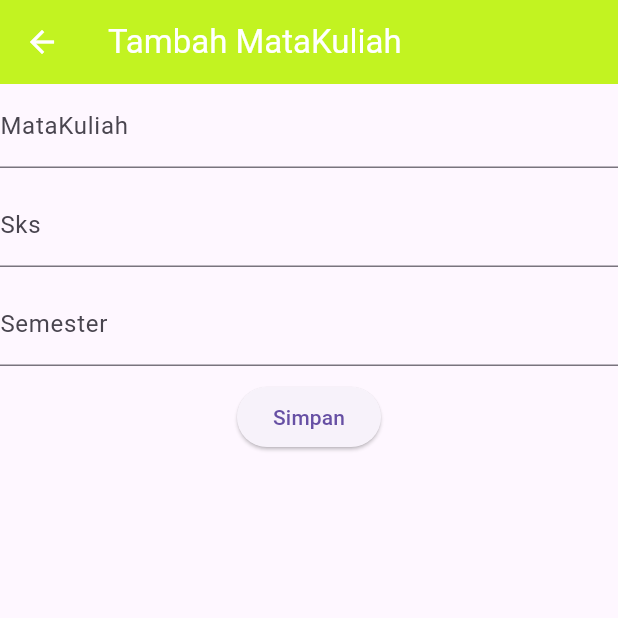
After one commit to herlambang19230395/Mobile_Programing, a Flutter app: the FormMatakuliah screen opened directly, on a phone screen of 412 x 824 dp, the top half of it. The commit adds this screen. Run offline on Flutter 3.47's test engine with Material 3 defaults, Android fonts, the phone set to English and light mode, and no system bars.

Commit message:
Pertemuan 6

```diff
--- /dev/null
+++ b/lib/detail_matakuliah.dart
@@ -0,0 +1,33 @@
+import 'package:flutter/material.dart';
+
+class DetailMataKuliah extends StatelessWidget {
+  final String matakuliah;
+  final int sks;
+  final String semester;
+
+  const DetailMataKuliah(
+      {super.key,
+      required this.matakuliah,
+      required this.sks,
+      required this.semester});
+
+  @override
+  Widget build(BuildContext context) {
+    return Scaffold(
+      appBar: AppBar(
+        title: Text("Detail Mahasiswa"),
+        backgroundColor: const Color.fromARGB(255, 194, 243, 33),
+        foregroundColor: Colors.white,
+      ),
+      body: Center(
+        child: Column(
+          children: [
+            Text("MataKuliah :" + matakuliah),
+            Text("Sks : ${sks}"),
+            Text("Semester : " + semester)
+          ],
+        ),
+      ),
+    );
+  }
+}
--- /dev/null
+++ b/lib/form_matakuliah.dart
@@ -0,0 +1,76 @@
+import 'package:flutter/material.dart';
+import 'package:latihan_flutter_1/detail_matakuliah.dart';
+
+class FormMatakuliah extends StatefulWidget {
+  const FormMatakuliah({super.key});
+
+  @override
+  State<FormMatakuliah> createState() => _FormMatakuliahState();
+}
+
+class _FormMatakuliahState extends State<FormMatakuliah> {
+  final _formKey = GlobalKey<FormState>();
+  final _matakuliahCtrl = TextEditingController();
+  final _sksCtrl = TextEditingController();
+  final _semesterCtrl = TextEditingController();
+
+  @override
+  Widget build(BuildContext context) {
+    return Scaffold(
+      appBar: AppBar(
+        title: Text("Tambah MataKuliah"),
+        backgroundColor: const Color.fromARGB(255, 194, 243, 33),
+        foregroundColor: Colors.white,
+      ),
+      body: Form(
+        key: _formKey,
+        child: Column(
+          children: [
+            matakuliahField(),
+            SizedBox(height: 10),
+            sksField(),
+            SizedBox(height: 10),
+            semesterField(),
+            SizedBox(height: 10),
+            tombolSimpan()
+          ],
+        ),
+      ),
+    );
+  }
+
+  Widget matakuliahField() {
+    return TextField(
+      decoration: InputDecoration(labelText: "MataKuliah"),
+      controller: _matakuliahCtrl,
+    );
+  }
+
+  Widget sksField() {
+    return TextField(
+      decoration: InputDecoration(labelText: "Sks"),
+      controller: _sksCtrl,
+    );
+  }
+
+  Widget semesterField() {
+    return TextField(
+      decoration: InputDecoration(labelText: "Semester"),
+      controller: _semesterCtrl,
+    );
+  }
+
+  Widget tombolSimpan() {
+    return ElevatedButton(
+        onPressed: () {
+          Navigator.push(
+              context,
+              MaterialPageRoute(
+                  builder: (context) => DetailMataKuliah(
+                      matakuliah: _matakuliahCtrl.text,
+                      sks: int.parse(_sksCtrl.text),
+                      semester: _semesterCtrl.text)));
+        },
+        child: Text("Simpan"));
+  }
+}
```
Also changed, not shown: lib/TugasP6Stateful.dart (added, +47 -0 lines), lib/contoh_stateful.dart (added, +39 -0 lines), lib/contoh_stateless.dart (added, +25 -0 lines), lib/halaman_kedua.dart (added, +13 -0 lines), lib/halaman_pertama.dart (added, +23 -0 lines), lib/mahasiswa_detail.dart (added, +26 -0 lines), lib/mahasiswa_form.dart (added, +72 -0 lines), lib/main.dart (+8 -1 lines), lib/parsing.dart (added, +23 -0 lines), lib/widget/card_widget.dart (added, +18 -0 lines).
